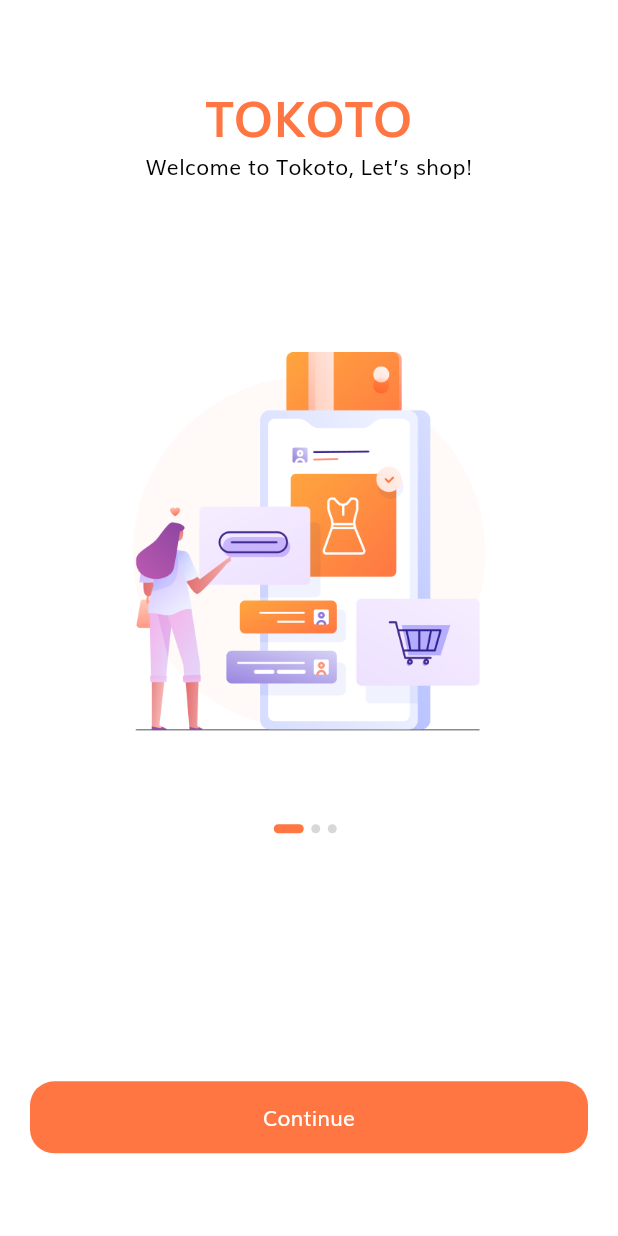
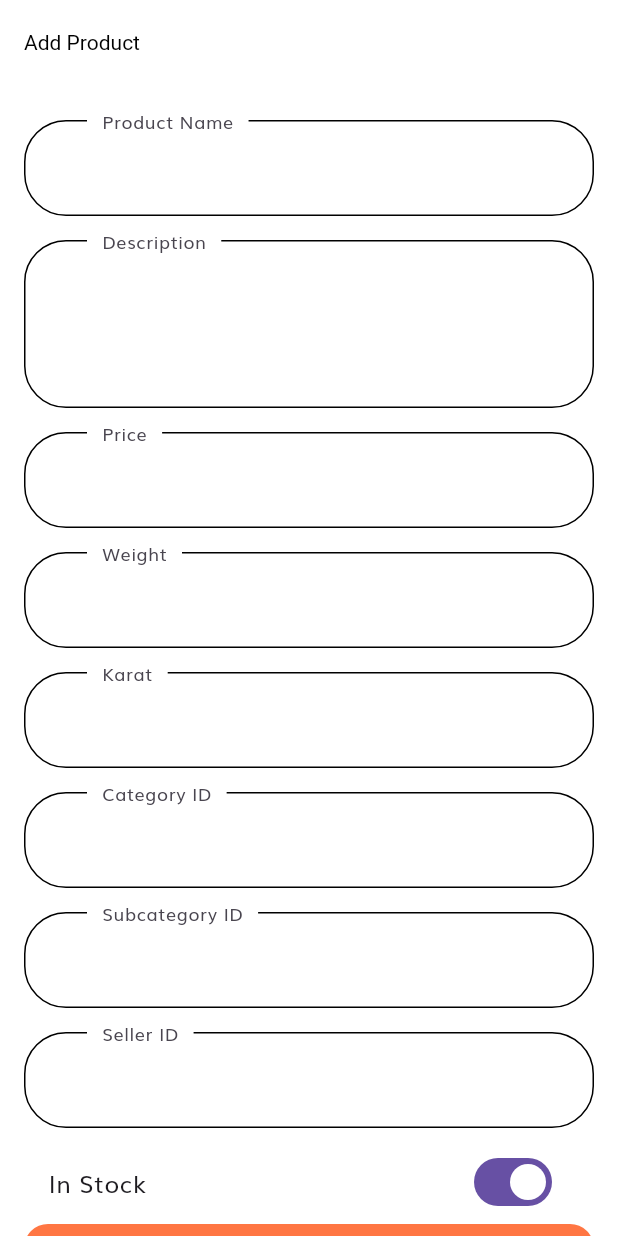
Before and after one commit to shahid-police/bh-firebase, a Flutter app: the screen it shows after launch, on a phone screen of 412 x 824 dp. Run offline on Flutter 3.47's test engine with Material 3 defaults, Android fonts, the phone set to English and light mode, and no system bars; our stand-ins replace cloud_firestore, firebase_auth, firebase_core, firebase_storage, flutter_svg, image_picker; accounts and stored records are empty.

Commit message:
05-06-25

```diff
--- a/lib/main.dart
+++ b/lib/main.dart
@@ -1,4 +1,10 @@
+import 'package:firebase_auth/firebase_auth.dart';
 import 'package:flutter/material.dart';
+import 'package:shop_app/screens/admin/add_product.dart';
+import 'package:shop_app/screens/home/home_screen.dart';
+import 'package:shop_app/screens/init_screen.dart';
+import 'package:shop_app/screens/sign_in/sign_in_screen.dart';
+import 'package:shop_app/screens/sign_up/sign_up_screen.dart';
 import 'package:shop_app/screens/splash/splash_screen.dart';
 import 'package:firebase_core/firebase_core.dart';
 import 'firebase_options.dart';
@@ -14,18 +20,26 @@ void main() async {
   runApp(const MyApp());
 }
 
+
+
 class MyApp extends StatelessWidget {
   const MyApp({super.key});
 
   // This widget is the root of your application.
   @override
   Widget build(BuildContext context) {
+    print(FirebaseAuth.instance.currentUser);
+
     return MaterialApp(
       debugShowCheckedModeBanner: false,
-      title: 'The Flutter Way - Template',
+      title: 'Bint e Hawa',
       theme: AppTheme.lightTheme(context),
-      initialRoute: SplashScreen.routeName,
-      routes: routes,
+     // initialRoute: InitScreen.routeName, // RootDecider will be at '/'
+        initialRoute: AddProductPage.routeName,
+      routes: routes
     );
+
+
   }
+
 }
--- /dev/null
+++ b/lib/screens/admin/add_product.dart
@@ -0,0 +1,143 @@
+import 'package:flutter/material.dart';
+import 'package:image_picker/image_picker.dart';
+import 'package:firebase_storage/firebase_storage.dart';
+import 'package:cloud_firestore/cloud_firestore.dart';
+import 'dart:io';
+
+class AddProductPage extends StatefulWidget {
+  static String routeName = "addproduct";
+  @override
+  _AddProductPageState createState() => _AddProductPageState();
+}
+
+class _AddProductPageState extends State<AddProductPage> {
+  final _formKey = GlobalKey<FormState>();
+
+  final TextEditingController _nameController = TextEditingController();
+  final TextEditingController _descriptionController = TextEditingController();
+  final TextEditingController _priceController = TextEditingController();
+  final TextEditingController _weightController = TextEditingController();
+  final TextEditingController _karatController = TextEditingController();
+  final TextEditingController _categoryIdController = TextEditingController();
+  final TextEditingController _subcategoryIdController = TextEditingController();
+  final TextEditingController _sellerIdController = TextEditingController();
+
+  bool _inStock = true;
+  List<XFile> _images = [];
+  bool _uploading = false;
+
+  Future<void> _pickImages() async {
+    final ImagePicker _picker = ImagePicker();
+    final List<XFile>? pickedFiles = await _picker.pickMultiImage();
+    if (pickedFiles != null) {
+      setState(() {
+        _images = pickedFiles;
+      });
+    }
+  }
+
+  Future<List<String>> _uploadImages() async {
+    List<String> downloadUrls = [];
+    for (XFile image in _images) {
+      final ref = FirebaseStorage.instance.ref().child('product_images/${DateTime.now().millisecondsSinceEpoch}_${image.name}');
+      final uploadTask = await ref.putFile(File(image.path));
+      final url = await ref.getDownloadURL();
+      downloadUrls.add(url);
+    }
+    return downloadUrls;
+  }
+
+  Future<void> _submitForm() async {
+    if (!_formKey.currentState!.validate()) return;
+    if (_images.isEmpty) {
+      ScaffoldMessenger.of(context).showSnackBar(SnackBar(content: Text('Please select at least one image')));
+      return;
+    }
+
+    setState(() => _uploading = true);
+
+    try {
+      final imageUrls = await _uploadImages();
+
+      await FirebaseFirestore.instance.collection('products').add({
+        'name': _nameController.text.trim(),
+        'description': _descriptionController.text.trim(),
+        'price': double.parse(_priceController.text.trim()),
+        'categoryId': _categoryIdController.text.trim(),
+        'subcategoryId': _subcategoryIdController.text.trim(),
+        'inStock': _inStock,
+        'weight': double.parse(_weightController.text.trim()),
+        'karat': _karatController.text.trim(),
+        'createdAt': FieldValue.serverTimestamp(),
+        'sellerId': _sellerIdController.text.trim(),
+        'likeCount': 0,
+        'images': imageUrls,
+      });
+
+      ScaffoldMessenger.of(context).showSnackBar(SnackBar(content: Text('Product added successfully')));
+      Navigator.pop(context);
+    } catch (e) {
+      ScaffoldMessenger.of(context).showSnackBar(SnackBar(content: Text('Failed: $e')));
+    } finally {
+      setState(() => _uploading = false);
+    }
+  }
+
+  @override
+  Widget build(BuildContext context) {
+    return Scaffold(
+      appBar: AppBar(title: Text('Add Product')),
+      body: SingleChildScrollView(
+        padding: const EdgeInsets.all(16.0),
+        child: Form(
+          key: _formKey,
+          child: Column(
+            children: [
+              _buildTextField(_nameController, 'Product Name'),
+              _buildTextField(_descriptionController, 'Description', maxLines: 3),
+              _buildTextField(_priceController, 'Price', keyboardType: TextInputType.number),
+              _buildTextField(_weightController, 'Weight', keyboardType: TextInputType.number),
+              _buildTextField(_karatController, 'Karat'),
+              _buildTextField(_categoryIdController, 'Category ID'),
+              _buildTextField(_subcategoryIdController, 'Subcategory ID'),
+              _buildTextField(_sellerIdController, 'Seller ID'),
+              SwitchListTile(
+                title: Text('In Stock'),
+                value: _inStock,
+                onChanged: (val) => setState(() => _inStock = val),
+              ),
+              ElevatedButton.icon(
+                onPressed: _pickImages,
+                icon: Icon(Icons.image),
+                label: Text('Pick Images (${_images.length})'),
+              ),
+              SizedBox(height: 20),
+              _uploading
+                  ? CircularProgressIndicator()
+                  : ElevatedButton(
+                onPressed: _submitForm,
+                child: Text('Submit'),
+              ),
+            ],
+          ),
+        ),
+      ),
+    );
+  }
+
+  Widget _buildTextField(TextEditingController controller, String label, {int maxLines = 1, TextInputType keyboardType = TextInputType.text}) {
+    return Padding(
+      padding: const EdgeInsets.symmetric(vertical: 8.0),
+      child: TextFormField(
+        controller: controller,
+        decoration: InputDecoration(
+          labelText: label,
+          border: OutlineInputBorder(),
+        ),
+        maxLines: maxLines,
+        keyboardType: keyboardType,
+        validator: (value) => value == null || value.trim().isEmpty ? 'Required' : null,
+      ),
+    );
+  }
+}
--- a/pubspec.yaml
+++ b/pubspec.yaml
@@ -38,6 +38,9 @@ dependencies:
   provider: ^6.1.5 # for State management
   firebase_core: ^3.13.0
   firebase_auth: ^5.5.3
+  cloud_firestore: ^5.6.8
+  firebase_storage: ^12.4.6
+  image_picker: ^1.1.2
 
 dev_dependencies:
   flutter_test:
```
Also changed, not shown: lib/routes.dart (+34 -1 lines), lib/screens/home/components/home_header.dart (+5 -2 lines), lib/screens/sign_in/components/sign_form.dart (+4 -3 lines), pubspec.lock, 1 other file.
